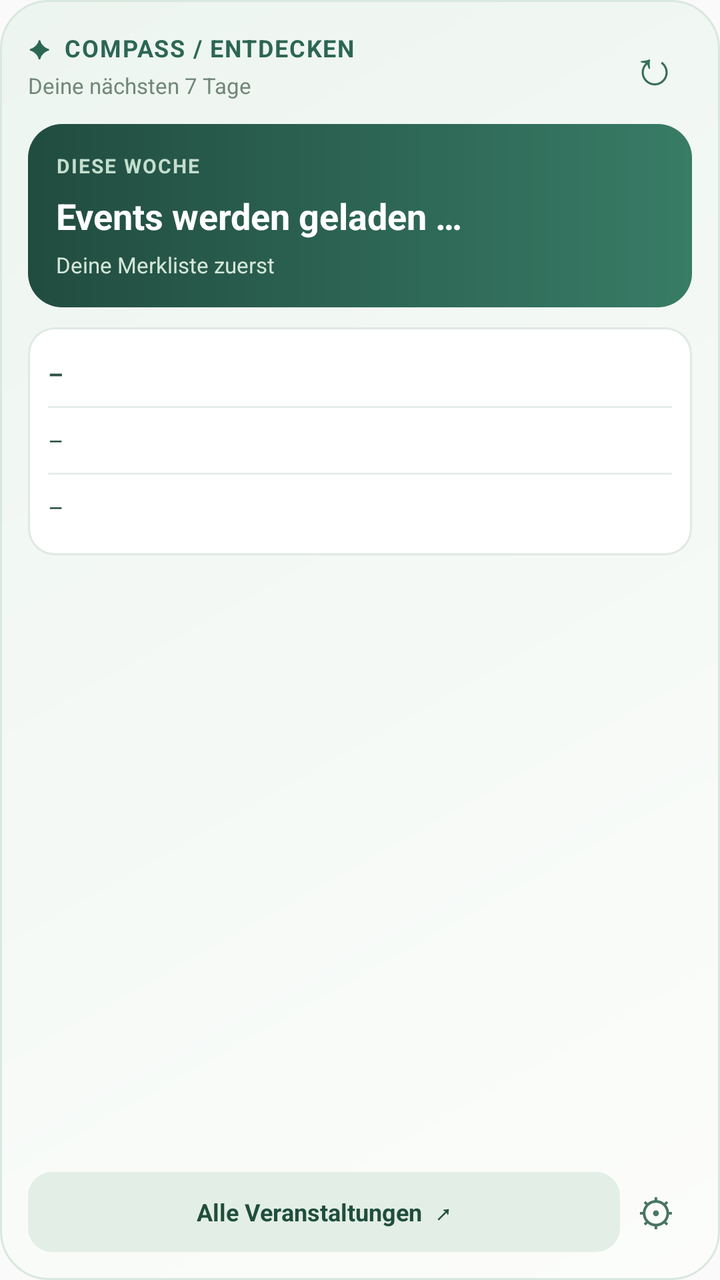
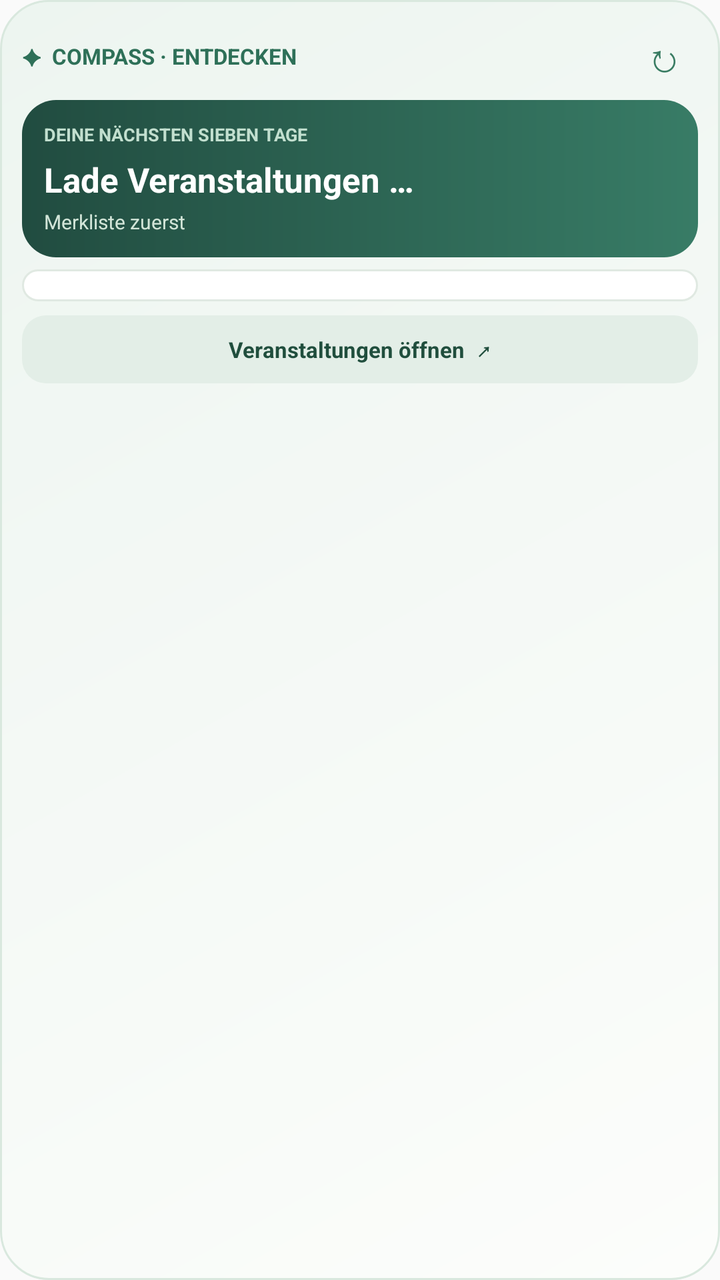

Screens rendered from an Android XML layout before and after an edit, with the pre-edit source and the edit as a unified diff.
<!-- AndroidManifest.xml: application theme android:Theme.Material.Light.NoActionBar -->
<!-- res/layout/widget_events.xml -->
<?xml version="1.0" encoding="utf-8"?>
<LinearLayout xmlns:android="http://schemas.android.com/apk/res/android" android:layout_width="match_parent"
 android:layout_height="match_parent" android:orientation="vertical" android:background="@drawable/widget_surface" android:padding="14dp">
 <LinearLayout android:layout_width="match_parent" android:layout_height="wrap_content" android:orientation="horizontal" android:gravity="center_vertical">
  <LinearLayout android:layout_width="0dp" android:layout_weight="1" android:layout_height="wrap_content" android:orientation="vertical">
   <TextView android:layout_width="match_parent" android:layout_height="wrap_content" android:text="✦  COMPASS / ENTDECKEN" android:textSize="12sp" android:letterSpacing="0.05" android:textColor="#2C6654" android:textStyle="bold"/>
   <TextView android:layout_width="match_parent" android:layout_height="wrap_content" android:text="Deine nächsten 7 Tage" android:textSize="11sp" android:layout_marginTop="3dp" android:textColor="#71877A"/>
  </LinearLayout>
  <TextView android:id="@+id/events_refresh" android:layout_width="38dp" android:layout_height="38dp" android:text="↻" android:textSize="24sp" android:gravity="center" android:textColor="#376E5D" android:contentDescription="Veranstaltungen aktualisieren"/>
 </LinearLayout>
 <LinearLayout android:layout_width="match_parent" android:layout_height="wrap_content" android:orientation="vertical" android:background="@drawable/widget_primary_panel" android:padding="14dp" android:layout_marginTop="10dp">
  <TextView android:layout_width="match_parent" android:layout_height="wrap_content" android:text="DIESE WOCHE" android:textColor="#C3DECF" android:textStyle="bold" android:textSize="10sp" android:letterSpacing="0.07"/>
  <TextView android:id="@+id/events_summary" android:layout_width="match_parent" android:layout_height="wrap_content" android:text="Events werden geladen …" android:textSize="18sp" android:textColor="#FFFFFF" android:textStyle="bold" android:layout_marginTop="6dp"/>
  <TextView android:id="@+id/events_subheading" android:layout_width="match_parent" android:layout_height="wrap_content" android:text="Deine Merkliste zuerst" android:layout_marginTop="5dp" android:textSize="11sp" android:textColor="#D4E7DA"/>
 </LinearLayout>
 <LinearLayout android:layout_width="match_parent" android:layout_height="wrap_content" android:orientation="vertical" android:layout_marginTop="10dp" android:background="@drawable/widget_secondary_panel" android:padding="10dp">
  <TextView android:id="@+id/events_row1" android:layout_width="match_parent" android:layout_height="wrap_content" android:gravity="center_vertical" android:text="–" android:textColor="#2C5242" android:textSize="12sp" android:textStyle="bold" android:maxLines="2" android:ellipsize="end" android:paddingTop="5dp" android:paddingBottom="8dp"/>
  <View android:id="@+id/events_divider1" android:layout_width="match_parent" android:layout_height="1dp" android:background="#E5EEE8"/>
  <TextView android:id="@+id/events_row2" android:layout_width="match_parent" android:layout_height="wrap_content" android:text="–" android:textColor="#2C5242" android:textSize="12sp" android:maxLines="2" android:ellipsize="end" android:paddingTop="8dp" android:paddingBottom="8dp"/>
  <View android:id="@+id/events_divider2" android:layout_width="match_parent" android:layout_height="1dp" android:background="#E5EEE8"/>
  <TextView android:id="@+id/events_row3" android:layout_width="match_parent" android:layout_height="wrap_content" android:text="–" android:textColor="#2C5242" android:textSize="12sp" android:maxLines="2" android:ellipsize="end" android:paddingTop="8dp" android:paddingBottom="6dp"/>
 </LinearLayout>
 <Space android:layout_width="match_parent" android:layout_height="0dp" android:layout_weight="1"/>
 <LinearLayout android:layout_width="match_parent" android:layout_height="wrap_content" android:orientation="horizontal" android:layout_marginTop="10dp" android:gravity="center_vertical">
  <TextView android:id="@+id/events_open" android:layout_width="0dp" android:layout_weight="1" android:layout_height="40dp" android:background="@drawable/widget_action_panel" android:gravity="center" android:text="Alle Veranstaltungen  ↗" android:textStyle="bold" android:textColor="#204E3D" android:textSize="12sp"/>
  <TextView android:id="@+id/events_setup" android:layout_width="36dp" android:layout_height="40dp" android:gravity="center" android:text="⚙" android:textSize="19sp" android:textColor="#497464" android:contentDescription="Widget verbinden"/>
 </LinearLayout>
</LinearLayout>
<!-- resources referenced by this layout -->
<resources>
  <!-- drawable widget_action_panel (drawable) -->
  <?xml version="1.0" encoding="utf-8"?>
  <shape xmlns:android="http://schemas.android.com/apk/res/android" android:shape="rectangle">
   <solid android:color="#E3EEE7"/><corners android:radius="12dp"/>
  </shape>
  <!-- drawable widget_primary_panel (drawable) -->
  <?xml version="1.0" encoding="utf-8"?>
  <shape xmlns:android="http://schemas.android.com/apk/res/android" android:shape="rectangle">
   <gradient android:startColor="#214C40" android:endColor="#387C66" android:angle="0"/>
   <corners android:radius="17dp"/>
  </shape>
  <!-- drawable widget_secondary_panel (drawable) -->
  <?xml version="1.0" encoding="utf-8"?>
  <shape xmlns:android="http://schemas.android.com/apk/res/android" android:shape="rectangle">
   <solid android:color="#FFFFFF"/><corners android:radius="13dp"/><stroke android:color="#E0E9E2" android:width="1dp"/>
  </shape>
  <!-- drawable widget_surface (drawable) -->
  <?xml version="1.0" encoding="utf-8"?>
  <shape xmlns:android="http://schemas.android.com/apk/res/android" android:shape="rectangle">
   <gradient android:startColor="#FCFDFB" android:endColor="#EDF5F0" android:angle="135"/>
   <corners android:radius="24dp"/><stroke android:color="#D9E8DE" android:width="1dp"/>
  </shape>
</resources>

<!-- the commit's change to res/layout/widget_events.xml (unified diff, before → after) -->
@@ -1,28 +1,20 @@
 <?xml version="1.0" encoding="utf-8"?>
-<LinearLayout xmlns:android="http://schemas.android.com/apk/res/android" android:layout_width="match_parent"
- android:layout_height="match_parent" android:orientation="vertical" android:background="@drawable/widget_surface" android:padding="14dp">
- <LinearLayout android:layout_width="match_parent" android:layout_height="wrap_content" android:orientation="horizontal" android:gravity="center_vertical">
-  <LinearLayout android:layout_width="0dp" android:layout_weight="1" android:layout_height="wrap_content" android:orientation="vertical">
-   <TextView android:layout_width="match_parent" android:layout_height="wrap_content" android:text="✦  COMPASS / ENTDECKEN" android:textSize="12sp" android:letterSpacing="0.05" android:textColor="#2C6654" android:textStyle="bold"/>
-   <TextView android:layout_width="match_parent" android:layout_height="wrap_content" android:text="Deine nächsten 7 Tage" android:textSize="11sp" android:layout_marginTop="3dp" android:textColor="#71877A"/>
-  </LinearLayout>
-  <TextView android:id="@+id/events_refresh" android:layout_width="38dp" android:layout_height="38dp" android:text="↻" android:textSize="24sp" android:gravity="center" android:textColor="#376E5D" android:contentDescription="Veranstaltungen aktualisieren"/>
+<LinearLayout xmlns:android="http://schemas.android.com/apk/res/android"
+ android:layout_width="match_parent" android:layout_height="match_parent" android:orientation="vertical"
+ android:padding="11dp" android:background="@drawable/widget_surface">
+ <LinearLayout android:layout_width="match_parent" android:layout_height="wrap_content" android:gravity="center_vertical" android:orientation="horizontal">
+  <TextView android:layout_width="0dp" android:layout_weight="1" android:layout_height="wrap_content" android:text="✦  COMPASS · ENTDECKEN" android:textSize="11sp" android:textColor="#2E7058" android:textStyle="bold"/>
+  <TextView android:id="@+id/events_refresh" android:layout_width="34dp" android:layout_height="34dp" android:gravity="center" android:text="↻" android:textSize="20sp" android:textColor="#397C62" android:contentDescription="Veranstaltungen aktualisieren"/>
  </LinearLayout>
- <LinearLayout android:layout_width="match_parent" android:layout_height="wrap_content" android:orientation="vertical" android:background="@drawable/widget_primary_panel" android:padding="14dp" android:layout_marginTop="10dp">
-  <TextView android:layout_width="match_parent" android:layout_height="wrap_content" android:text="DIESE WOCHE" android:textColor="#C3DECF" android:textStyle="bold" android:textSize="10sp" android:letterSpacing="0.07"/>
-  <TextView android:id="@+id/events_summary" android:layout_width="match_parent" android:layout_height="wrap_content" android:text="Events werden geladen …" android:textSize="18sp" android:textColor="#FFFFFF" android:textStyle="bold" android:layout_marginTop="6dp"/>
-  <TextView android:id="@+id/events_subheading" android:layout_width="match_parent" android:layout_height="wrap_content" android:text="Deine Merkliste zuerst" android:layout_marginTop="5dp" android:textSize="11sp" android:textColor="#D4E7DA"/>
+ <LinearLayout android:layout_width="match_parent" android:layout_height="wrap_content" android:orientation="vertical" android:background="@drawable/widget_primary_panel" android:padding="11dp" android:layout_marginTop="5dp">
+  <TextView android:layout_width="match_parent" android:layout_height="wrap_content" android:text="DEINE NÄCHSTEN SIEBEN TAGE" android:textColor="#C2DFCF" android:textSize="9sp" android:textStyle="bold"/>
+  <TextView android:id="@+id/events_summary" android:layout_width="match_parent" android:layout_height="wrap_content" android:text="Lade Veranstaltungen …" android:textSize="17sp" android:textColor="#FFFFFF" android:textStyle="bold" android:layout_marginTop="5dp"/>
+  <TextView android:id="@+id/events_subheading" android:layout_width="match_parent" android:layout_height="wrap_content" android:text="Merkliste zuerst" android:layout_marginTop="3dp" android:textSize="10sp" android:textColor="#D2E5D8"/>
  </LinearLayout>
- <LinearLayout android:layout_width="match_parent" android:layout_height="wrap_content" android:orientation="vertical" android:layout_marginTop="10dp" android:background="@drawable/widget_secondary_panel" android:padding="10dp">
-  <TextView android:id="@+id/events_row1" android:layout_width="match_parent" android:layout_height="wrap_content" android:gravity="center_vertical" android:text="–" android:textColor="#2C5242" android:textSize="12sp" android:textStyle="bold" android:maxLines="2" android:ellipsize="end" android:paddingTop="5dp" android:paddingBottom="8dp"/>
-  <View android:id="@+id/events_divider1" android:layout_width="match_parent" android:layout_height="1dp" android:background="#E5EEE8"/>
-  <TextView android:id="@+id/events_row2" android:layout_width="match_parent" android:layout_height="wrap_content" android:text="–" android:textColor="#2C5242" android:textSize="12sp" android:maxLines="2" android:ellipsize="end" android:paddingTop="8dp" android:paddingBottom="8dp"/>
-  <View android:id="@+id/events_divider2" android:layout_width="match_parent" android:layout_height="1dp" android:background="#E5EEE8"/>
-  <TextView android:id="@+id/events_row3" android:layout_width="match_parent" android:layout_height="wrap_content" android:text="–" android:textColor="#2C5242" android:textSize="12sp" android:maxLines="2" android:ellipsize="end" android:paddingTop="8dp" android:paddingBottom="6dp"/>
+ <LinearLayout android:layout_width="match_parent" android:layout_height="wrap_content" android:orientation="vertical" android:layout_marginTop="6dp" android:background="@drawable/widget_secondary_panel" android:padding="8dp">
+  <TextView android:id="@+id/events_row1" android:layout_width="match_parent" android:layout_height="wrap_content" android:text="–" android:visibility="gone" android:textColor="#2C5242" android:textSize="11sp" android:maxLines="1" android:ellipsize="end" android:paddingTop="3dp" android:paddingBottom="3dp"/>
+  <TextView android:id="@+id/events_row2" android:layout_width="match_parent" android:layout_height="wrap_content" android:text="–" android:visibility="gone" android:textColor="#2C5242" android:textSize="11sp" android:maxLines="1" android:ellipsize="end" android:paddingTop="3dp" android:paddingBottom="3dp"/>
+  <TextView android:id="@+id/events_row3" android:layout_width="match_parent" android:layout_height="wrap_content" android:text="–" android:visibility="gone" android:textColor="#2C5242" android:textSize="11sp" android:maxLines="1" android:ellipsize="end" android:paddingTop="3dp" android:paddingBottom="3dp"/>
  </LinearLayout>
- <Space android:layout_width="match_parent" android:layout_height="0dp" android:layout_weight="1"/>
- <LinearLayout android:layout_width="match_parent" android:layout_height="wrap_content" android:orientation="horizontal" android:layout_marginTop="10dp" android:gravity="center_vertical">
-  <TextView android:id="@+id/events_open" android:layout_width="0dp" android:layout_weight="1" android:layout_height="40dp" android:background="@drawable/widget_action_panel" android:gravity="center" android:text="Alle Veranstaltungen  ↗" android:textStyle="bold" android:textColor="#204E3D" android:textSize="12sp"/>
-  <TextView android:id="@+id/events_setup" android:layout_width="36dp" android:layout_height="40dp" android:gravity="center" android:text="⚙" android:textSize="19sp" android:textColor="#497464" android:contentDescription="Widget verbinden"/>
- </LinearLayout>
+ <TextView android:id="@+id/events_open" android:layout_width="match_parent" android:layout_height="34dp" android:text="Veranstaltungen öffnen  ↗" android:textSize="11sp" android:textColor="#204E3D" android:textStyle="bold" android:layout_marginTop="7dp" android:gravity="center" android:background="@drawable/widget_action_panel"/>
 </LinearLayout>
